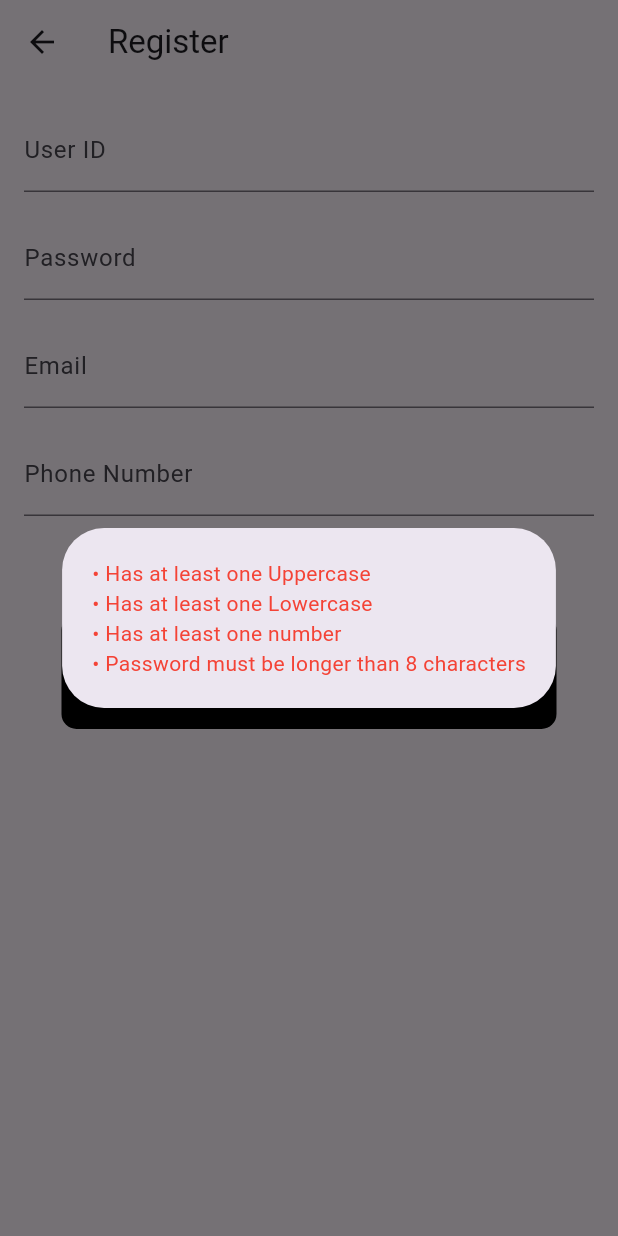
After one commit to fyp-team-try/IVE-FYP-Phone, a Flutter app: the RegisterPage screen opened by its route, after a tap on "Register", on a phone screen of 412 x 824 dp. The commit adds this screen. Run offline on Flutter 3.47's test engine with Material 3 defaults, Android fonts, the phone set to English and light mode, and no system bars; our stand-ins replace flutter_dotenv, flutter_secure_storage; missing offline and left inert: flutterflow_ui; accounts and stored records are empty.

Commit message:
Connected pages,Function page buttons need fix!

```diff
--- a/lib/Screens/Auth/LoginScreen.dart
+++ b/lib/Screens/Auth/LoginScreen.dart
@@ -25,16 +25,19 @@ class LoginScreen extends StatelessWidget {
         duration: const Duration(seconds: 2),
       ));
 
-      Navigator.pushNamedAndRemoveUntil(context, '/home', (route) => false);
+      Navigator.pushNamedAndRemoveUntil(context, '/functions', (route) => false);
       // Navigator.pushNamed(context, '/home');
     } catch (e) {}
   }
 
   void userRegister(BuildContext context) {
+    /*
     ScaffoldMessenger.of(context).showSnackBar(const SnackBar(
       content: Text('Register'),
       duration: Duration(seconds: 2),
     ));
+    */
+    Navigator.pushNamed(context, '/register');
   }
 
   @override
--- /dev/null
+++ b/lib/Screens/register.dart
@@ -0,0 +1,187 @@
+import 'dart:ui';
+
+import 'package:flutter/cupertino.dart';
+import 'package:flutter/material.dart';
+import 'package:flutter/widgets.dart';
+
+class RegisterPage extends StatefulWidget {
+  const RegisterPage({Key? key}) : super(key: key);
+
+  @override
+  _RegisterPageState createState() => _RegisterPageState();
+}
+
+class _RegisterPageState extends State<RegisterPage> {
+  final TextEditingController userIDController = TextEditingController();
+  final TextEditingController passwordController = TextEditingController();
+  final TextEditingController emailController = TextEditingController();
+  final TextEditingController phoneNumberController = TextEditingController();
+
+  void registerUser() {
+    String userID = userIDController.text;
+    String password = passwordController.text;
+    String email = emailController.text;
+    String phoneNumber = phoneNumberController.text;
+
+    bool inputIsValid = validateInputs(userID, password, email, phoneNumber);
+
+    if (inputIsValid) {
+      showDialog(
+        context: context,
+        builder: (BuildContext context) {
+          return AlertDialog(
+            title: Text('Registration Successful'),
+            content: Text('You have successfully registered.'),
+            actions: [
+              TextButton(
+                onPressed: () {
+                  // Clear the text fields
+                  userIDController.clear();
+                  passwordController.clear();
+                  emailController.clear();
+                  phoneNumberController.clear();
+                  // Navigate back to the login page
+                  Navigator.pushReplacementNamed(context, '/login');
+                },
+                child: Text('OK'),
+              ),
+            ],
+          );
+        },
+      );
+    }
+  }
+
+  bool validateInputs(
+      String userID, String password, String email, String phoneNumber) {
+    bool isValid = true;
+
+    bool inputsIsEmpty = userID.isEmpty ||
+        password.isEmpty ||
+        email.isEmpty ||
+        phoneNumber.isEmpty;
+    bool hasUpppercase = RegExp(r'[a-z]+').hasMatch(password);
+    bool hasLowercase = RegExp(r'[A-Z]+').hasMatch(password);
+    bool hasNumber = RegExp(r'[0-9]+').hasMatch(password);
+    const minLength = 8;
+
+    isValid = hasUpppercase &&
+        hasLowercase &&
+        hasNumber &&
+        (password.length >= minLength);
+
+    if (!isValid) {
+      showDialog(
+          context: context,
+          builder: (BuildContext context) {
+            return Dialog(
+              child: Container(
+                margin: const EdgeInsets.all(20.0),
+                child: Column(
+                  crossAxisAlignment: CrossAxisAlignment.start,
+                  mainAxisSize: MainAxisSize.min,
+                  children: [
+                    Text(
+                      "• Has at least one Uppercase",
+                      style: TextStyle(
+                          color: hasUpppercase ? Colors.green : Colors.red),
+                    ),
+                    Text(
+                      "• Has at least one Lowercase",
+                      style: TextStyle(
+                          color: hasLowercase ? Colors.green : Colors.red),
+                    ),
+                    Text(
+                      "• Has at least one number",
+                      style: TextStyle(
+                          color: hasNumber ? Colors.green : Colors.red),
+                    ),
+                    Text(
+                      "• Password must be longer than 8 characters",
+                      style: TextStyle(
+                          color: (password.length >= minLength)
+                              ? Colors.green
+                              : Colors.red),
+                    )
+                  ],
+                ),
+              ),
+            );
+          });
+      return false;
+    }
+    return isValid;
+  }
+
+  @override
+  Widget build(BuildContext context) {
+    return Scaffold(
+      appBar: AppBar(
+        title: Text('Register'),
+      ),
+      body: Padding(
+        padding: const EdgeInsets.all(16.0),
+        child: Column(
+          crossAxisAlignment: CrossAxisAlignment.stretch,
+          children: [
+            TextField(
+              controller: userIDController,
+              decoration: InputDecoration(
+                labelText: 'User ID',
+              ),
+            ),
+            SizedBox(height: 16.0),
+            TextField(
+              controller: passwordController,
+              decoration: InputDecoration(
+                labelText: 'Password',
+              ),
+              obscureText: true,
+            ),
+            SizedBox(height: 16.0),
+            TextField(
+              controller: emailController,
+              decoration: InputDecoration(
+                labelText: 'Email',
+              ),
+              keyboardType: TextInputType.emailAddress,
+            ),
+            SizedBox(height: 16.0),
+            TextField(
+              controller: phoneNumberController,
+              decoration: InputDecoration(
+                labelText: 'Phone Number',
+              ),
+              keyboardType: TextInputType.phone,
+            ),
+            SizedBox(height: 16.0),
+            Container(
+              margin: EdgeInsets.only(top: 50.0), // Add margin top here
+              child: GestureDetector(
+                onTap: registerUser,
+                child: Container(
+                  padding: const EdgeInsets.all(25),
+                  margin: const EdgeInsets.symmetric(horizontal: 25),
+                  decoration: BoxDecoration(
+                    color: Colors.black,
+                    borderRadius: BorderRadius.circular(10),
+                  ),
+                  child: const Center(
+                    child: Text(
+                      "Register",
+                      style: TextStyle(
+                        color: Colors.white,
+                        fontWeight: FontWeight.bold,
+                        fontSize: 18,
+                      ),
+                    ),
+                  ),
+                ),
+              ),
+            ),
+          ],
+        ),
+      ),
+    );
+  }
+}
--- a/lib/main.dart
+++ b/lib/main.dart
@@ -3,6 +3,8 @@ import 'package:flutter_dotenv/flutter_dotenv.dart';
 import 'package:flutter_secure_storage/flutter_secure_storage.dart';
 import 'package:provider/provider.dart';
 import 'package:user_app/Providers/AuthProvider.dart';
+import 'package:user_app/Screens/functionpage_widget.dart';
+import 'package:user_app/Screens/register.dart';
 
 import 'Screens/Auth/LoginScreen.dart';
 import 'Screens/HomeScreen.dart';
@@ -35,7 +37,7 @@ class MyApp extends StatelessWidget {
                 future: context.read<AuthProvider>().isLogined(),
                 builder: (context, snapshot) {
                   if (snapshot.data == true) {
-                    return HomeScreen();
+                    return FunctionpageWidget();
                   }
                   return LoginScreen();
                 });
@@ -47,6 +49,8 @@ class MyApp extends StatelessWidget {
       routes: {
         '/home': (context) => HomeScreen(),
         '/login': (context) => LoginScreen(),
+        '/functions':(context) => FunctionpageWidget(),
+        '/register':(context) => RegisterPage()
       },
     );
   }
```
Also changed, not shown: lib/Screens/functionpage_model.dart (added, +24 -0 lines), lib/Screens/functionpage_widget.dart (added, +372 -0 lines), pubspec.yaml (+5 -3 lines), assets/images/booking.png (added), assets/images/map.png (added), assets/images/message.png (added), assets/images/payment.png (added), assets/images/record.png (added), assets/images/settings.png (added), pubspec.lock.
